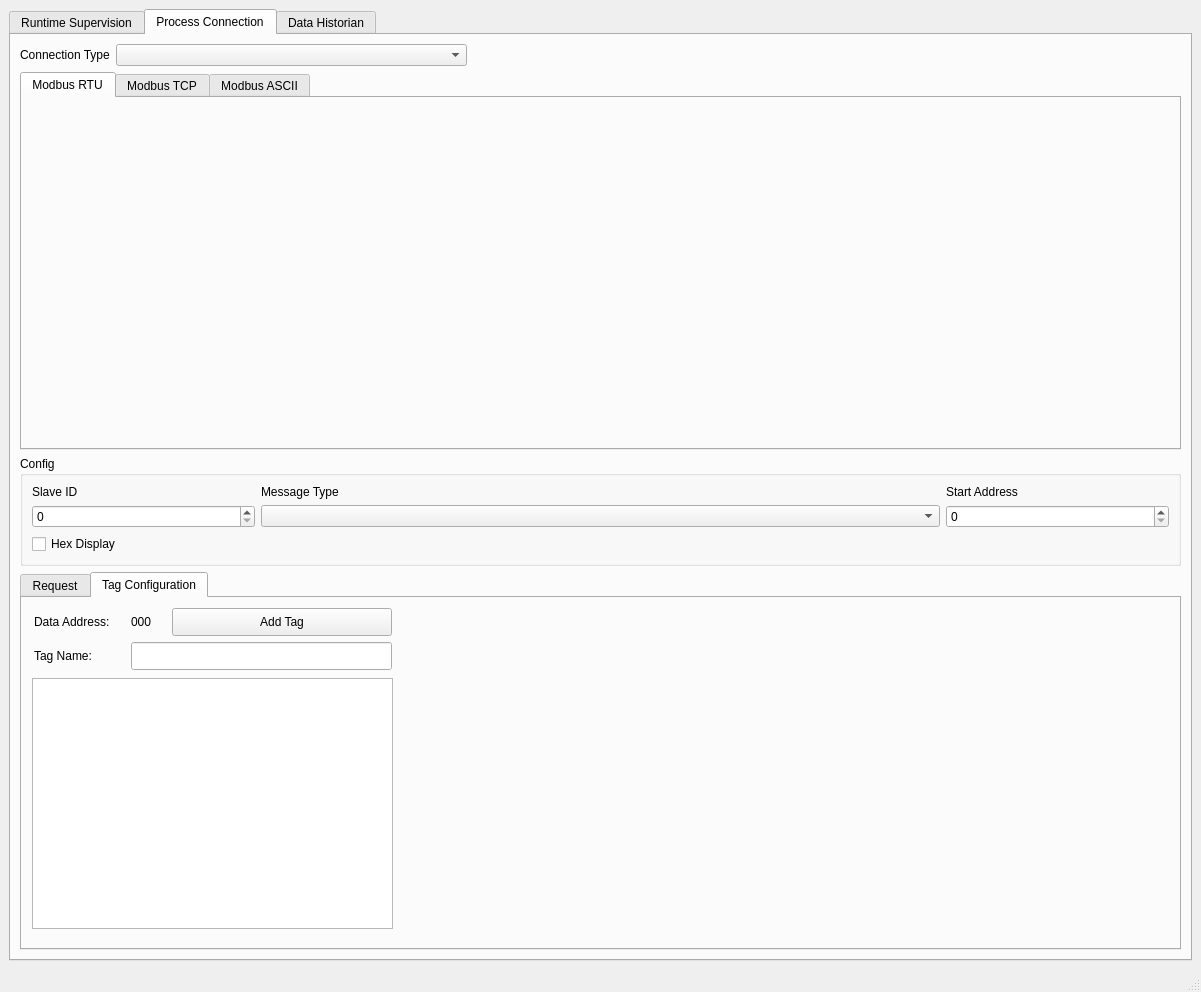
Above: NNGuiProgram/NeuralNetGuiProgram/runtime_window.ui from ReggieMarr/the-useful-ufg before the change. Below: the same form after it.
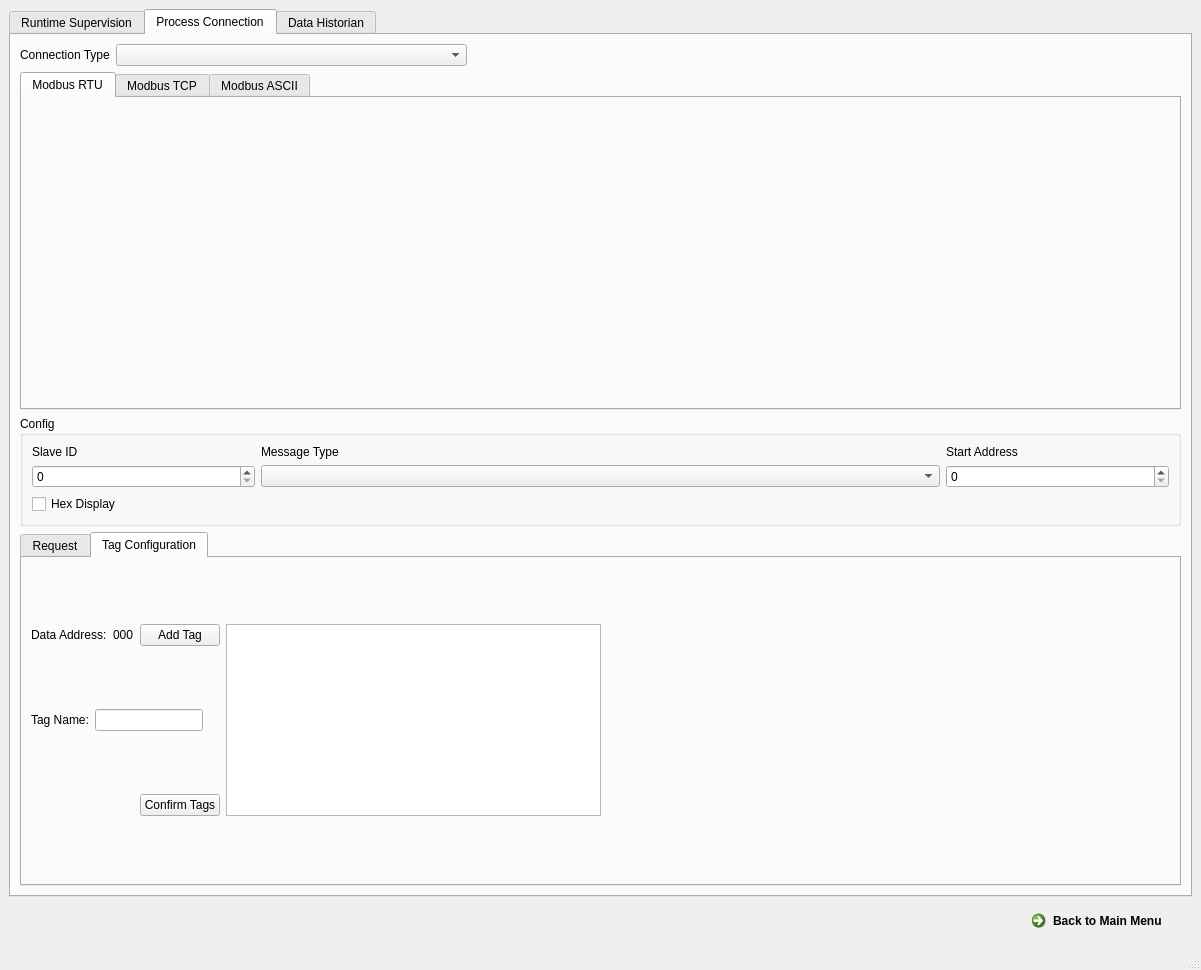
That is the form after the change. The open tabs and pages were chosen to show the change. Custom widgets are drawn as their Qt base class.

Commit message: Added Tag and Graph Table

```diff
--- a/NNGuiProgram/NeuralNetGuiProgram/runtime_window.ui
+++ b/NNGuiProgram/NeuralNetGuiProgram/runtime_window.ui
@@ -7,15 +7,15 @@
     <x>0</x>
     <y>0</y>
     <width>1201</width>
-    <height>992</height>
+    <height>970</height>
    </rect>
   </property>
   <property name="windowTitle">
    <string>MainWindow</string>
   </property>
   <widget class="QWidget" name="centralwidget">
-   <layout class="QVBoxLayout" name="verticalLayout">
-    <item>
+   <layout class="QGridLayout" name="gridLayout_7">
+    <item row="0" column="0">
      <widget class="QTabWidget" name="tabWidget">
       <property name="currentIndex">
        <number>1</number>
@@ -525,108 +525,97 @@
            <attribute name="title">
             <string>Tag Configuration</string>
            </attribute>
-           <widget class="QPushButton" name="addTagButton">
-            <property name="geometry">
-             <rect>
-              <x>150</x>
-              <y>10</y>
-              <width>220</width>
-              <height>28</height>
-             </rect>
-            </property>
-            <property name="sizePolicy">
-             <sizepolicy hsizetype="Minimum" vsizetype="Maximum">
-              <horstretch>0</horstretch>
-              <verstretch>0</verstretch>
-             </sizepolicy>
-            </property>
-            <property name="text">
-             <string>Add Tag</string>
-            </property>
-           </widget>
-           <widget class="QLineEdit" name="tagNameEdit">
-            <property name="geometry">
-             <rect>
-              <x>109</x>
-              <y>44</y>
-              <width>261</width>
-              <height>28</height>
-             </rect>
-            </property>
-            <property name="sizePolicy">
-             <sizepolicy hsizetype="Maximum" vsizetype="Fixed">
-              <horstretch>0</horstretch>
-              <verstretch>0</verstretch>
-             </sizepolicy>
-            </property>
-           </widget>
-           <widget class="QLabel" name="label_13">
-            <property name="geometry">
-             <rect>
-              <x>12</x>
-              <y>14</y>
-              <width>91</width>
-              <height>20</height>
-             </rect>
-            </property>
-            <property name="sizePolicy">
-             <sizepolicy hsizetype="Maximum" vsizetype="Maximum">
-              <horstretch>0</horstretch>
-              <verstretch>0</verstretch>
-             </sizepolicy>
-            </property>
-            <property name="text">
-             <string>Data Address:</string>
-            </property>
-           </widget>
-           <widget class="QLabel" name="label_14">
-            <property name="geometry">
-             <rect>
-              <x>12</x>
-              <y>48</y>
-              <width>91</width>
-              <height>20</height>
-             </rect>
-            </property>
-            <property name="sizePolicy">
-             <sizepolicy hsizetype="Preferred" vsizetype="Maximum">
-              <horstretch>0</horstretch>
-              <verstretch>0</verstretch>
-             </sizepolicy>
-            </property>
-            <property name="text">
-             <string>Tag Name:</string>
-            </property>
-           </widget>
-           <widget class="QLabel" name="tagAddressLabel">
-            <property name="geometry">
-             <rect>
-              <x>109</x>
-              <y>14</y>
-              <width>41</width>
-              <height>20</height>
-             </rect>
-            </property>
-            <property name="sizePolicy">
-             <sizepolicy hsizetype="Maximum" vsizetype="Maximum">
-              <horstretch>0</horstretch>
-              <verstretch>0</verstretch>
-             </sizepolicy>
-            </property>
-            <property name="text">
-             <string>000</string>
-            </property>
-           </widget>
-           <widget class="QTableWidget" name="tagTableWidget">
-            <property name="geometry">
-             <rect>
-              <x>10</x>
-              <y>80</y>
-              <width>361</width>
-              <height>251</height>
-             </rect>
-            </property>
-           </widget>
+           <layout class="QHBoxLayout" name="horizontalLayout_4">
+            <item>
+             <layout class="QGridLayout" name="gridLayout_6">
+              <item row="0" column="0" colspan="2">
+               <widget class="QLabel" name="label_13">
+                <property name="sizePolicy">
+                 <sizepolicy hsizetype="Maximum" vsizetype="Maximum">
+                  <horstretch>0</horstretch>
+                  <verstretch>0</verstretch>
+                 </sizepolicy>
+                </property>
+                <property name="text">
+                 <string>Data Address:</string>
+                </property>
+               </widget>
+              </item>
+              <item row="0" column="2">
+               <widget class="QLabel" name="tagAddressLabel">
+                <property name="sizePolicy">
+                 <sizepolicy hsizetype="Maximum" vsizetype="Maximum">
+                  <horstretch>0</horstretch>
+                  <verstretch>0</verstretch>
+                 </sizepolicy>
+                </property>
+                <property name="text">
+                 <string>000</string>
+                </property>
+               </widget>
+              </item>
+              <item row="0" column="3">
+               <widget class="QPushButton" name="addTagButton">
+                <property name="sizePolicy">
+                 <sizepolicy hsizetype="Minimum" vsizetype="Maximum">
+                  <horstretch>0</horstretch>
+                  <verstretch>0</verstretch>
+                 </sizepolicy>
+                </property>
+                <property name="text">
+                 <string>Add Tag</string>
+                </property>
+               </widget>
+              </item>
+              <item row="0" column="4" rowspan="3">
+               <widget class="QTableWidget" name="tagTableWidget"/>
+              </item>
+              <item row="1" column="0">
+               <widget class="QLabel" name="label_14">
+                <property name="sizePolicy">
+                 <sizepolicy hsizetype="Preferred" vsizetype="Maximum">
+                  <horstretch>0</horstretch>
+                  <verstretch>0</verstretch>
+                 </sizepolicy>
+                </property>
+                <property name="text">
+                 <string>Tag Name:</string>
+                </property>
+               </widget>
+              </item>
+              <item row="1" column="1" colspan="3">
+               <widget class="QLineEdit" name="tagNameEdit">
+                <property name="sizePolicy">
+                 <sizepolicy hsizetype="Maximum" vsizetype="Fixed">
+                  <horstretch>0</horstretch>
+                  <verstretch>0</verstretch>
+                 </sizepolicy>
+                </property>
+               </widget>
+              </item>
+              <item row="2" column="3">
+               <widget class="QPushButton" name="confirmTagsBtn">
+                <property name="text">
+                 <string>Confirm Tags</string>
+                </property>
+               </widget>
+              </item>
+             </layout>
+            </item>
+            <item>
+             <spacer name="horizontalSpacer_3">
+              <property name="orientation">
+               <enum>Qt::Horizontal</enum>
+              </property>
+              <property name="sizeHint" stdset="0">
+               <size>
+                <width>40</width>
+                <height>20</height>
+               </size>
+              </property>
+             </spacer>
+            </item>
+           </layout>
           </widget>
          </widget>
         </item>
@@ -714,6 +703,30 @@
       </widget>
      </widget>
     </item>
+    <item row="1" column="0">
+     <layout class="QHBoxLayout" name="horizontalLayout_5">
+      <item>
+       <spacer name="horizontalSpacer_5">
+        <property name="orientation">
+         <enum>Qt::Horizontal</enum>
+        </property>
+        <property name="sizeHint" stdset="0">
+         <size>
+          <width>40</width>
+          <height>20</height>
+         </size>
+        </property>
+       </spacer>
+      </item>
+      <item>
+       <widget class="QCommandLinkButton" name="mainMenuBtn">
+        <property name="text">
+         <string>Back to Main Menu</string>
+        </property>
+       </widget>
+      </item>
+     </layout>
+    </item>
    </layout>
   </widget>
   <widget class="QMenuBar" name="menubar">
```
Left out of the diff: 137 changed lines with no effect on the pictures. The commit also changes 2 other files.
